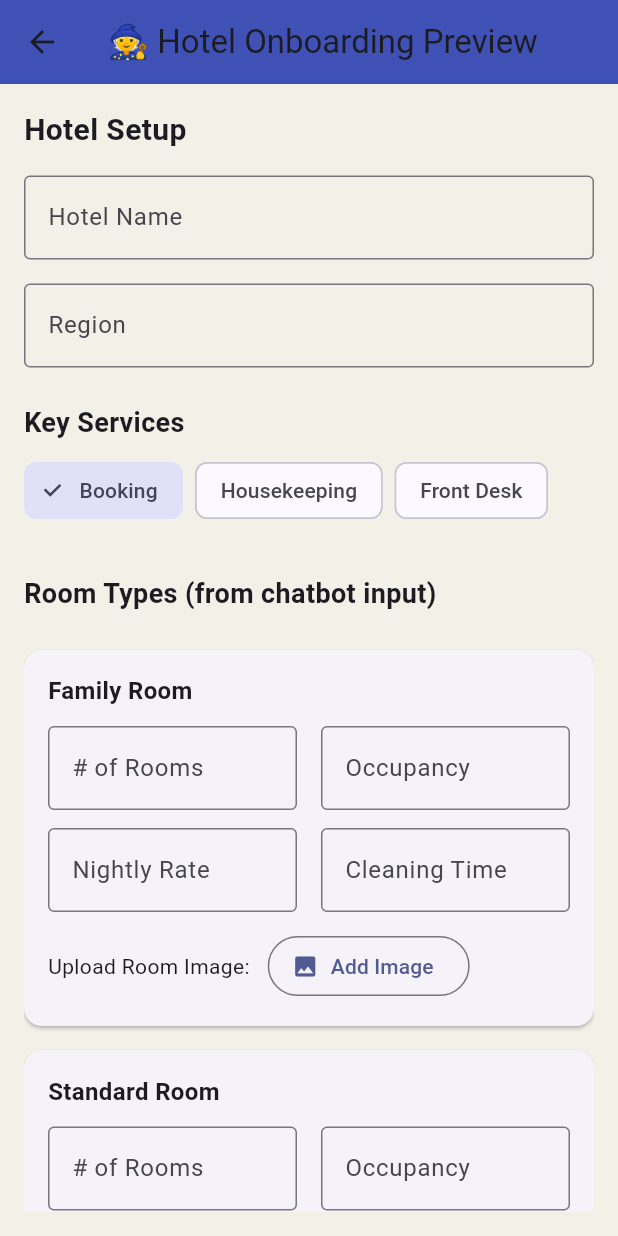
After one commit to AGolunski87/mews-demo-onboarding, a Flutter app: the OnboardingPreviewScreen screen opened directly, on a phone screen of 412 x 824 dp. The commit adds this screen. Run offline on Flutter 3.47's test engine with Material 3 defaults, Android fonts, the phone set to English and light mode, and no system bars; our stand-ins replace lottie.

Commit message:
add room types

```diff
--- a/lib/models/property_details.dart
+++ b/lib/models/property_details.dart
@@ -1,6 +1,7 @@
 import 'package:json_annotation/json_annotation.dart';
 import 'room_type.dart';
 import 'branding.dart';
+import 'room.dart';
 
 part 'property_details.g.dart';
 
@@ -13,7 +14,9 @@ class PropertyDetails {
   final List<String> featureFocus;
   final List<String> facilities;
   final Branding branding;
-  final List<RoomType> roomTypes;
+
+  final List<RoomType> roomTypes; // e.g., "Deluxe", "Suite", etc.
+  final List<Room> rooms; // One entry per room, by number
 
   PropertyDetails({
     required this.propertyName,
@@ -24,6 +27,7 @@ class PropertyDetails {
     required this.facilities,
     required this.branding,
     required this.roomTypes,
+    required this.rooms,
   });
 
   factory PropertyDetails.fromJson(Map<String, dynamic> json) =>
--- /dev/null
+++ b/lib/models/room.dart
@@ -0,0 +1,27 @@
+import 'package:json_annotation/json_annotation.dart';
+
+part 'room.g.dart';
+
+@JsonSerializable()
+class Room {
+  final String roomNumber;
+  final String typeName;
+  final int maxOccupancy;
+
+  Room({
+    required this.roomNumber,
+    required this.typeName,
+    required this.maxOccupancy,
+  });
+
+  factory Room.fromJson(Map<String, dynamic> json) => _$RoomFromJson(json);
+  Map<String, dynamic> toJson() => _$RoomToJson(this);
+
+  Room copyWith({String? roomNumber, String? typeName, int? maxOccupancy}) {
+    return Room(
+      roomNumber: roomNumber ?? this.roomNumber,
+      typeName: typeName ?? this.typeName,
+      maxOccupancy: maxOccupancy ?? this.maxOccupancy,
+    );
+  }
+}
--- a/lib/models/room_type.dart
+++ b/lib/models/room_type.dart
@@ -5,14 +5,12 @@ part 'room_type.g.dart';
 @JsonSerializable()
 class RoomType {
   final String name;
-  final int count;
   final double pricePerNight;
   final int housekeepingTimeMinutes;
   final List<String> images;
 
   RoomType({
     required this.name,
-    required this.count,
     required this.pricePerNight,
     required this.housekeepingTimeMinutes,
     required this.images,
@@ -20,18 +18,17 @@ class RoomType {
 
   factory RoomType.fromJson(Map<String, dynamic> json) =>
       _$RoomTypeFromJson(json);
+
   Map<String, dynamic> toJson() => _$RoomTypeToJson(this);
 
   RoomType copyWith({
     String? name,
-    int? count,
     double? pricePerNight,
     int? housekeepingTimeMinutes,
     List<String>? images,
   }) {
     return RoomType(
       name: name ?? this.name,
-      count: count ?? this.count,
       pricePerNight: pricePerNight ?? this.pricePerNight,
       housekeepingTimeMinutes:
           housekeepingTimeMinutes ?? this.housekeepingTimeMinutes,
--- a/lib/screens/index.dart
+++ b/lib/screens/index.dart
@@ -1,5 +1,6 @@
 import 'package:flutter/material.dart';
 import 'chatbot_ui.dart'; // Extracted class for clarity
+import 'onboarding_preview.dart';
 
 class IndexPage extends StatelessWidget {
   const IndexPage({super.key});
--- /dev/null
+++ b/lib/screens/onboarding_preview.dart
@@ -0,0 +1,181 @@
+import 'package:flutter/material.dart';
+
+class OnboardingPreviewScreen extends StatelessWidget {
+  const OnboardingPreviewScreen({super.key});
+
+  @override
+  Widget build(BuildContext context) {
+    return Scaffold(
+      backgroundColor: const Color(0xFFF3F0E7),
+      appBar: AppBar(
+        title: const Text("🧙 Hotel Onboarding Preview"),
+        backgroundColor: Colors.indigo,
+      ),
+      body: Padding(
+        padding: const EdgeInsets.all(16.0),
+        child: SingleChildScrollView(
+          child: Column(
+            crossAxisAlignment: CrossAxisAlignment.start,
+            children: [
+              const Text(
+                "Hotel Setup",
+                style: TextStyle(fontSize: 20, fontWeight: FontWeight.bold),
+              ),
+              const SizedBox(height: 16),
+
+              TextField(
+                decoration: const InputDecoration(
+                  labelText: "Hotel Name",
+                  border: OutlineInputBorder(),
+                ),
+              ),
+              const SizedBox(height: 16),
+              TextField(
+                decoration: const InputDecoration(
+                  labelText: "Region",
+                  border: OutlineInputBorder(),
+                ),
+              ),
+              const SizedBox(height: 24),
+
+              const Text(
+                "Key Services",
+                style: TextStyle(fontSize: 18, fontWeight: FontWeight.bold),
+              ),
+              const SizedBox(height: 8),
+              Wrap(
+                spacing: 8,
+                children: [
+                  FilterChip(
+                    label: Text("Booking"),
+                    selected: true,
+                    onSelected: (_) {},
+                  ),
+                  FilterChip(
+                    label: Text("Housekeeping"),
+                    selected: false,
+                    onSelected: (_) {},
+                  ),
+                  FilterChip(
+                    label: Text("Front Desk"),
+                    selected: false,
+                    onSelected: (_) {},
+                  ),
+                ],
+              ),
+
+              const SizedBox(height: 32),
+              const Text(
+                "Room Types (from chatbot input)",
+                style: TextStyle(fontSize: 18, fontWeight: FontWeight.bold),
+              ),
+              const SizedBox(height: 16),
+
+              RoomTypeEditorCard(typeName: "Family Room"),
+              RoomTypeEditorCard(typeName: "Standard Room"),
+
+              const SizedBox(height: 32),
+              Center(
+                child: ElevatedButton(
+                  onPressed: () {},
+                  child: const Text("Generate My Demo"),
+                ),
+              ),
+            ],
+          ),
+        ),
+      ),
+    );
+  }
+}
+
+class RoomTypeEditorCard extends StatelessWidget {
+  final String typeName;
+  const RoomTypeEditorCard({super.key, required this.typeName});
+
+  @override
+  Widget build(BuildContext context) {
+    return Card(
+      margin: const EdgeInsets.symmetric(vertical: 8),
+      shape: RoundedRectangleBorder(borderRadius: BorderRadius.circular(12)),
+      child: Padding(
+        padding: const EdgeInsets.all(16.0),
+        child: Column(
+          crossAxisAlignment: CrossAxisAlignment.start,
+          children: [
+            Text(
+              typeName,
+              style: const TextStyle(fontWeight: FontWeight.bold, fontSize: 16),
+            ),
+            const SizedBox(height: 12),
+
+            Row(
+              children: [
+                Expanded(
+                  child: TextField(
+                    decoration: const InputDecoration(
+                      labelText: "# of Rooms",
+                      border: OutlineInputBorder(),
+                    ),
+                    keyboardType: TextInputType.number,
+                  ),
+                ),
+                const SizedBox(width: 16),
+                Expanded(
+                  child: TextField(
+                    decoration: const InputDecoration(
+                      labelText: "Occupancy",
+                      suffixText: "guests",
+                      border: OutlineInputBorder(),
+                    ),
+                    keyboardType: TextInputType.number,
+                  ),
+                ),
+              ],
+            ),
+            const SizedBox(height: 12),
+
+            Row(
+              children: [
+                Expanded(
+                  child: TextField(
+                    decoration: const InputDecoration(
+                      labelText: "Nightly Rate",
+                      prefixText: "\$",
+                      border: OutlineInputBorder(),
+                    ),
+                    keyboardType: TextInputType.number,
+                  ),
+                ),
+                const SizedBox(width: 16),
+                Expanded(
+                  child: TextField(
+                    decoration: const InputDecoration(
+                      labelText: "Cleaning Time",
+                      suffixText: "mins",
+                      border: OutlineInputBorder(),
+                    ),
+                    keyboardType: TextInputType.number,
+                  ),
+                ),
+              ],
+            ),
+
+            const SizedBox(height: 12),
+            Row(
+              children: [
+                const Text("Upload Room Image:"),
+                const SizedBox(width: 12),
+                OutlinedButton.icon(
+                  icon: const Icon(Icons.image),
+                  label: const Text("Add Image"),
+                  onPressed: () {},
+                ),
+              ],
+            ),
+          ],
+        ),
+      ),
+    );
+  }
+}
--- /dev/null
+++ b/lib/widgets/shared/components.dart
@@ -0,0 +1,2 @@
+export 'drawer.dart';
+export 'chips.dart';
```
Also changed, not shown: lib/screens/chatbot_ui.dart (+23 -3 lines), lib/services/chat_controller.dart (+21 -39 lines), lib/services/onboarding_step.dart (+8 -16 lines), lib/widgets/shared/RoomTypeEditorCard.dart (added, +143 -0 lines), lib/widgets/shared/chips.dart (added, +28 -0 lines), lib/widgets/shared/drawer.dart (added, +38 -0 lines), lib/models/property_details.g.dart, lib/models/room.g.dart (added), lib/models/room_type.g.dart, 1 other file.
